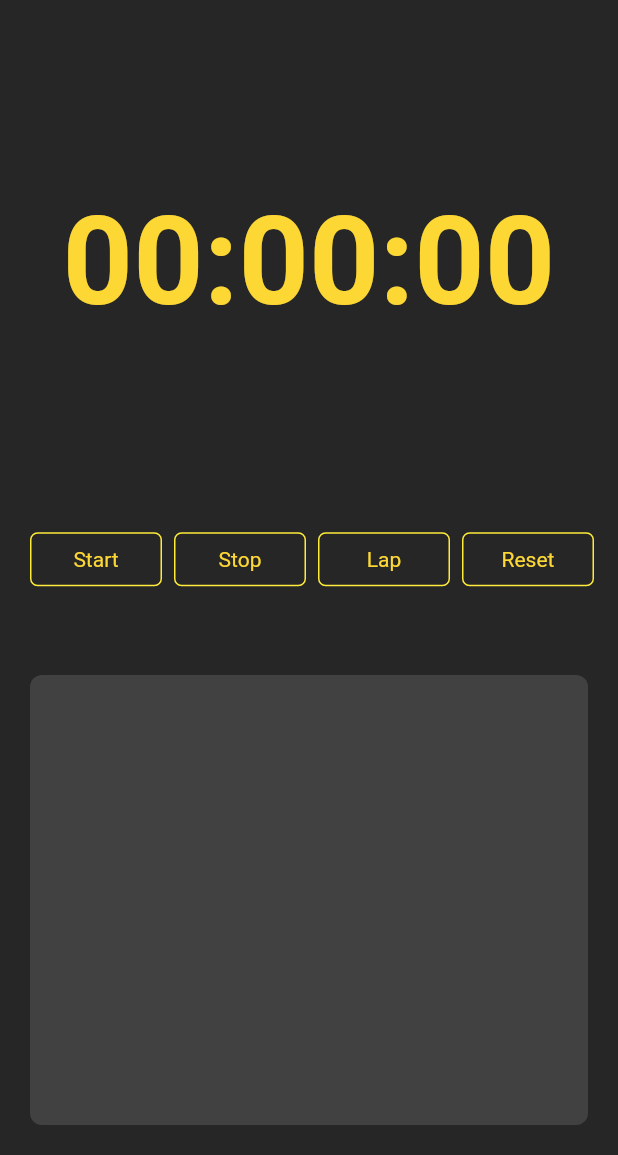
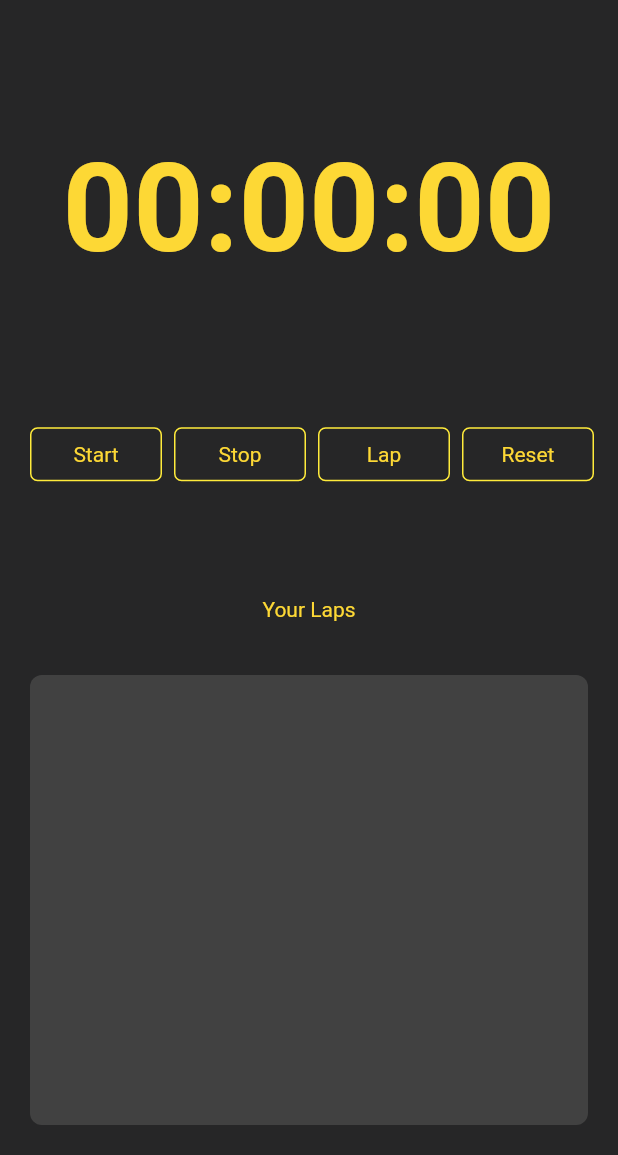
Before and after one commit to ananaziz96/flutter_stopwatch, a Flutter app: the screen it shows after launch, on a phone screen of 412 x 824 dp, the part 81-1236 px from its top. Run offline on Flutter 3.47's test engine with Material 2 defaults, Android fonts, the phone set to English and light mode, and no system bars; Roboto replaces fonts that are missing (cursive).

Commit message:
cosmetic changes

```diff
--- a/lib/main.dart
+++ b/lib/main.dart
@@ -197,6 +197,13 @@ class _HomeAppState extends State<HomeApp> {
                             ))
                       ],
                     ),
+                    SizedBox(
+                      width: 8.0,
+                    ),
+                    Text(
+                      "Your Laps",
+                      style: TextStyle(color: Colors.yellow[600]),
+                    ),
                     SingleChildScrollView(
                         child: Container(
                             //max width and height for mobile/web
```
Also changed, not shown: 6 other files.
